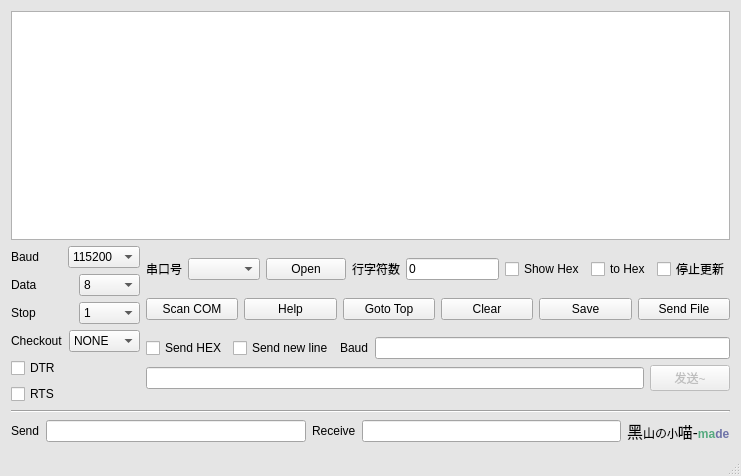
blackmiaoOL/Qt_Serial_Class, file mqserial.ui: the form before one commit.
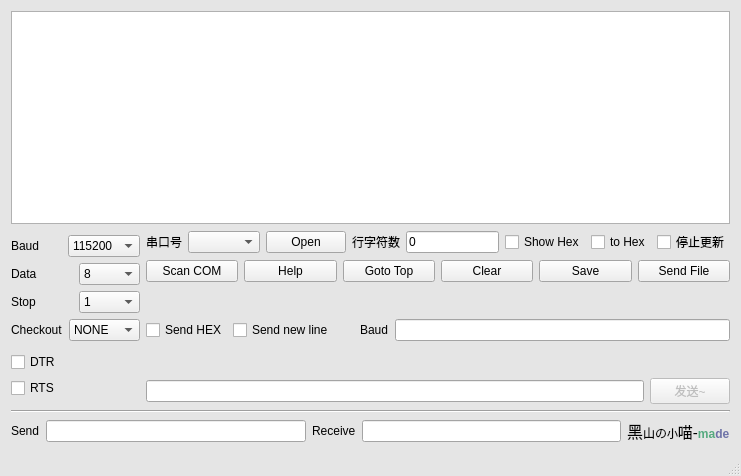
The form after the commit.

Commit message: remove com open bug

```diff
--- a/mqserial.ui
+++ b/mqserial.ui
@@ -529,6 +529,19 @@
                 </property>
                </widget>
               </item>
+              <item>
+               <spacer name="verticalSpacer">
+                <property name="orientation">
+                 <enum>Qt::Vertical</enum>
+                </property>
+                <property name="sizeHint" stdset="0">
+                 <size>
+                  <width>20</width>
+                  <height>40</height>
+                 </size>
+                </property>
+               </spacer>
+              </item>
               <item>
                <widget class="QLabel" name="label_10">
                 <property name="text">
```
The commit also changes 2 other files.
